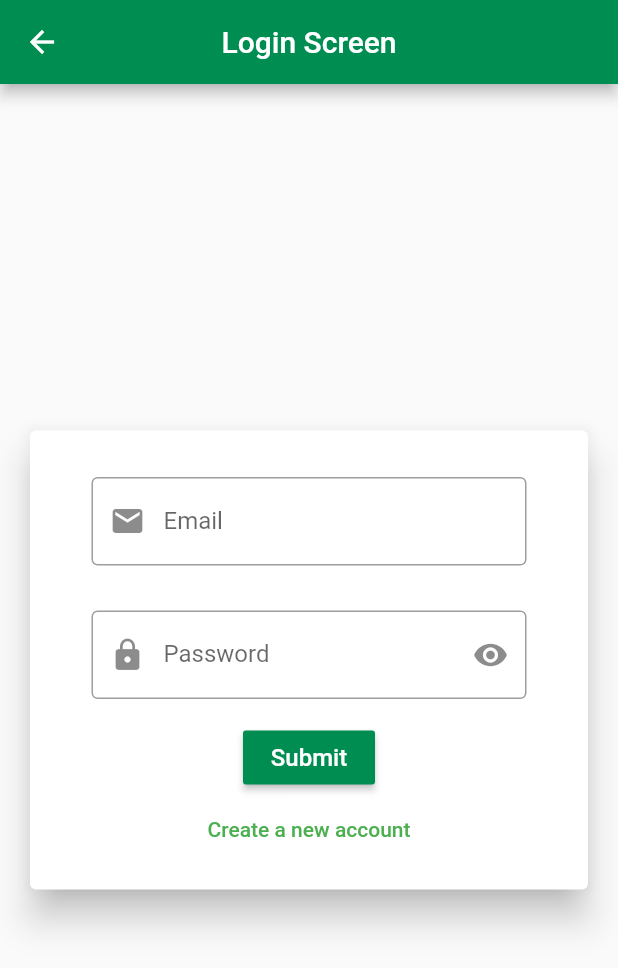
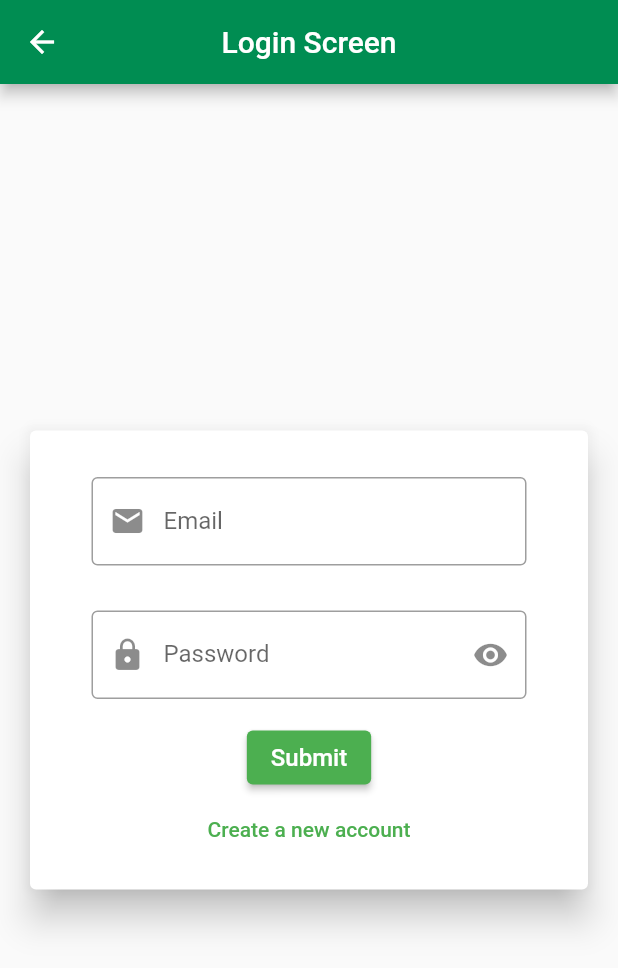
Before and after one commit to imrishuroy/oriental_management, a Flutter app: the screen it shows after launch, after a tap on "Submit", after a tap on "Have an account? Login", on a phone screen of 412 x 824 dp. Shown: the top 968 px of the screen. Run offline on Flutter 3.47's test engine with Material 2 defaults, Android fonts, the phone set to English and light mode, and no system bars; our stand-ins replace cloud_firestore, firebase_auth, firebase_core, firebase_storage, font_awesome_flutter, image_picker; accounts and stored records are empty.

Commit message:
Removed all the depreciated APIs

```diff
--- a/lib/screens/add_profile_screen.dart
+++ b/lib/screens/add_profile_screen.dart
@@ -41,7 +41,7 @@ class _ProfileScreenState extends State<AddProfileScreen> {
     FocusScope.of(context).unfocus();
     if (form.validate()) {
       if (_image == null) {
-        _scaffoldKey.currentState!.showSnackBar(
+        ScaffoldMessenger.of(context).showSnackBar(
           SnackBar(
             content: Text(
               'Select a image for upload',
--- a/lib/screens/gallery_screen.dart
+++ b/lib/screens/gallery_screen.dart
@@ -27,7 +27,7 @@ class GalleryScreen extends StatelessWidget {
               );
             }
             // important
-            QuerySnapshot? querySnapshot = snapshot.data;
+            // QuerySnapshot? querySnapshot = snapshot.data;
 
             return Column(
               children: [
--- a/lib/screens/login_screen.dart
+++ b/lib/screens/login_screen.dart
@@ -29,24 +29,20 @@ class _LoginScreenState extends State<LoginScreen> {
         setState(() {
           _isLoading = true;
         });
-        UserCredential userCredential =
-            await FirebaseAuth.instance.signInWithEmailAndPassword(
+        // UserCredential userCredential =
+        await FirebaseAuth.instance.signInWithEmailAndPassword(
           email: _email!,
           password: _password!,
         );
         // print(userCredential);
         Navigator.pushReplacementNamed(context, '/');
-        if (userCredential != null) {
-          //Navigator.pushReplacementNamed(context, SuccusScreen.routeName);
-          // Navigator.pushNamed(context, SuccusScreen.routeName);
-        }
       } on FirebaseAuthException catch (error) {
         setState(() {
           _isLoading = false;
         });
         if (error.code == 'user-not-found') {
           print('No user found for that email.');
-          _scaffoldKey.currentState!.showSnackBar(
+          ScaffoldMessenger.of(context).showSnackBar(
             SnackBar(
               content: Text(
                 'User not found',
@@ -57,7 +53,7 @@ class _LoginScreenState extends State<LoginScreen> {
           );
         }
         if (error.code == 'wrong-password') {
-          _scaffoldKey.currentState!.showSnackBar(
+          ScaffoldMessenger.of(context).showSnackBar(
             SnackBar(
               content: Text(
                 'Wrong password',
@@ -78,6 +74,7 @@ class _LoginScreenState extends State<LoginScreen> {
 
   @override
   Widget build(BuildContext context) {
+    print('BUID RUN');
     return Scaffold(
       key: _scaffoldKey,
       appBar: AppBar(
@@ -156,8 +153,8 @@ class _LoginScreenState extends State<LoginScreen> {
                     ),
                     if (_isLoading) CircularProgressIndicator(),
                     if (!_isLoading)
-                      RaisedButton(
-                        color: Color.fromRGBO(0, 141, 82, 1),
+                      ElevatedButton(
+                        //  color: Color.fromRGBO(0, 141, 82, 1),
                         onPressed: () {
                           _login();
                         },
--- a/lib/screens/register_screen.dart
+++ b/lib/screens/register_screen.dart
@@ -58,7 +58,8 @@ class _RegisterScreenState extends State<RegisterScreen> {
 
         if (error.code == 'email-already-in-use') {
           print('The account already exists for that email.');
-          _scaffoldKey.currentState!.showSnackBar(
+
+          ScaffoldMessenger.of(context).showSnackBar(
             SnackBar(
               content: Text(
                 'Email already in use',
@@ -68,8 +69,8 @@ class _RegisterScreenState extends State<RegisterScreen> {
             ),
           );
         }
-        if (error.code == 'invalid-emai') {
-          _scaffoldKey.currentState!.showSnackBar(
+        if (error.code == 'invalid-email') {
+          ScaffoldMessenger.of(context).showSnackBar(
             SnackBar(
               content: Text(
                 'Invalid Email',
@@ -84,7 +85,7 @@ class _RegisterScreenState extends State<RegisterScreen> {
         setState(() {
           _isLoading = false;
         });
-        _scaffoldKey.currentState!.showSnackBar(
+        ScaffoldMessenger.of(context).showSnackBar(
           SnackBar(
             content: Text(
               'Something went wrong, try again!',
@@ -98,13 +99,14 @@ class _RegisterScreenState extends State<RegisterScreen> {
           _isLoading = false;
         });
         print('Register Error : $error');
-        _scaffoldKey.currentState!.showSnackBar(
+        ScaffoldMessenger.of(context).showSnackBar(
           SnackBar(
-              content: Text(
-                'An unexpected error occured',
-                textAlign: TextAlign.center,
-              ),
-              backgroundColor: Colors.redAccent),
+            content: Text(
+              'An unexpected error occured',
+              textAlign: TextAlign.center,
+            ),
+            backgroundColor: Colors.redAccent,
+          ),
         );
       }
     }
```
Also changed, not shown: lib/screens/edit_profile_screen.dart (+9 -7 lines).
